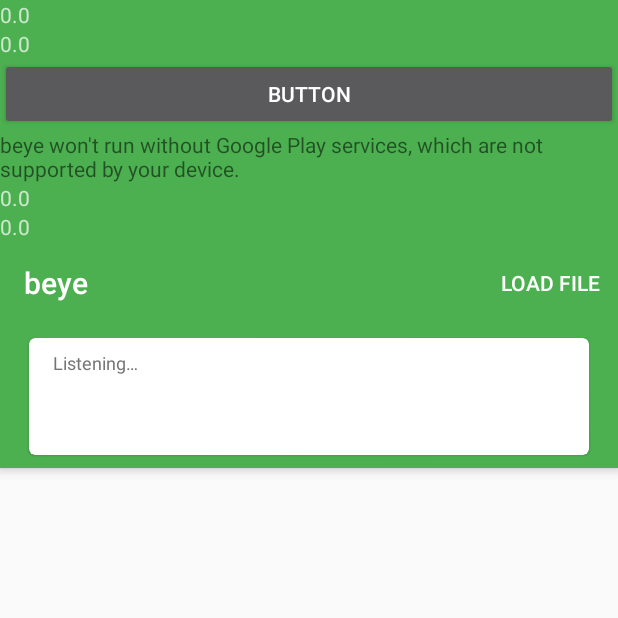
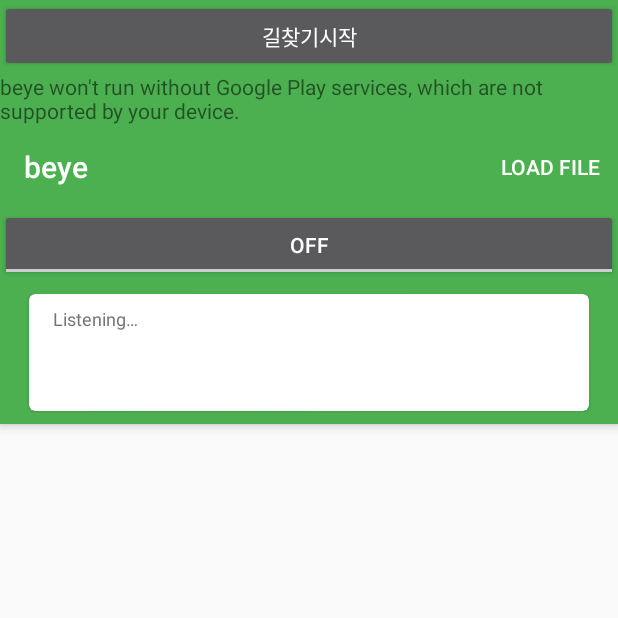
Before and after one commit to ddamddi/beye, an Android app: the screen it shows after launch (MainActivity), after a tap on "LOAD FILE", on a phone screen of 412 x 824 dp, the top half of it. Run offline under Robolectric (Android 15) with nearby library versions, the light colour scheme and no system bars; libraries missing offline, so code that uses them is left out: com.google.auth.oauth2, com.google.cloud.speech, io.grpc, io.grpc.internal, io.grpc.okhttp and 1 more; 2 statements that could not run were skipped; 1 other tap on this screen came first.

Commit message:
Code reformation
Take off findRoute() from main.
Create FindRouter.class

```diff
--- a/Android/speech/Speech/app/src/main/java/com/google/cloud/android/speech/MainActivity.java
+++ b/Android/speech/Speech/app/src/main/java/com/google/cloud/android/speech/MainActivity.java
@@ -18,13 +18,9 @@ package com.google.cloud.android.speech;
 
 import android.Manifest;
 import android.app.AlertDialog;
-import android.app.FragmentManager;
 import android.bluetooth.BluetoothAdapter;
 import android.bluetooth.BluetoothDevice;
 import android.content.ComponentName;
-import android.content.Context;
-
-import android.content.DialogInterface;
 import android.content.Intent;
 import android.content.ServiceConnection;
 import android.content.pm.PackageManager;
@@ -34,7 +30,6 @@ import android.location.Geocoder;
 import android.os.Build;
 import android.os.Bundle;
 import android.os.IBinder;
-import android.speech.tts.TextToSpeech;
 import android.support.annotation.NonNull;
 import android.support.v4.app.ActivityCompat;
 import android.support.v4.content.res.ResourcesCompat;
@@ -49,56 +44,34 @@ import android.view.MenuItem;
 import android.view.View;
 import android.view.ViewGroup;
 import android.widget.Button;
+import android.widget.CompoundButton;
 import android.widget.TextView;
-import android.widget.Toast;
-
+import android.widget.ToggleButton;
 
 import com.google.android.gms.maps.CameraUpdateFactory;
 import com.google.android.gms.maps.GoogleMap;
-import com.google.android.gms.maps.MapFragment;
 import com.google.android.gms.maps.OnMapReadyCallback;
 import com.google.android.gms.maps.SupportMapFragment;
 import com.google.android.gms.maps.model.LatLng;
 import com.google.android.gms.maps.model.MarkerOptions;
-
-import org.json.JSONArray;
-import org.json.JSONException;
-import org.json.JSONObject;
-
-import java.io.BufferedReader;
 import java.io.IOException;
-import java.io.InputStreamReader;
-import java.net.HttpURLConnection;
-import java.net.MalformedURLException;
-import java.net.URL;
 import java.util.ArrayList;
 import java.util.List;
-import java.util.Locale;
 import java.util.Set;
 
 
-public class MainActivity extends AppCompatActivity implements MessageDialogFragment.Listener, OnMapReadyCallback, TextToSpeech.OnInitListener {
-
-    private static final String FRAGMENT_MESSAGE_DIALOG = "message_dialog";
+public class MainActivity extends AppCompatActivity implements MessageDialogFragment.Listener, OnMapReadyCallback {
 
 
-    private static final String STATE_RESULTS = "results";
-
-    private static final int REQUEST_RECORD_AUDIO_PERMISSION = 1;
 
     int mPairedDeviceCount;
     Set<BluetoothDevice> mDevices;
 
-    private TextToSpeech tts;
 
-    private Button btnShowLocation;
-    private TextView txtLatitude;
-    private TextView txtLongitude;
-    private TextView txtLatitude2;
-    private TextView txtLongitude2;
-    private boolean isAccessFineLocation = false;
-    private boolean isAccessCoarseLocation = false;
-    private boolean isPermission = false;
+
+
+
+
     private GpsInfo gps;
     private GoogleMap mMap;
     private Geocoder geocoder;
@@ -107,10 +80,16 @@ public class MainActivity extends AppCompatActivity implements MessageDialogFrag
     private final int PERMISSIONS_ACCESS_FINE_LOCATION = 1000;
     private final int PERMISSIONS_ACCESS_COARSE_LOCATION = 1001;
     private final int REQUEST_ENABLE_BT = 1;
+    private static final String FRAGMENT_MESSAGE_DIALOG = "message_dialog";
+    private static final String STATE_RESULTS = "results";
+    private static final int REQUEST_RECORD_AUDIO_PERMISSION = 1;
+    private boolean isAccessFineLocation = false;
+    private boolean isAccessCoarseLocation = false;
+    private boolean isPermission = false;
 
     private SpeechService mSpeechService;
+    private VoiceRecorder mVoiceRecorder;
 
-    private VoiceRecorder mVoiceRecorder;
     private final VoiceRecorder.Callback mVoiceCallback = new VoiceRecorder.Callback() {
 
         @Override
@@ -137,17 +116,6 @@ public class MainActivity extends AppCompatActivity implements MessageDialogFrag
         }
 
     };
-
-    // Resource caches
-    private int mColorHearing;
-    private int mColorNotHearing;
-
-    // View references
-    private TextView mStatus;
-    private TextView mText;
-    private ResultAdapter mAdapter;
-    private RecyclerView mRecyclerView;
-
     private final ServiceConnection mServiceConnection = new ServiceConnection() {
 
         @Override
@@ -164,11 +132,24 @@ public class MainActivity extends AppCompatActivity implements MessageDialogFrag
 
     };
 
+    // Resource caches
+    private int mColorHearing;
+    private int mColorNotHearing;
+
+    // View references
+    private Button btnShowLocation;
+    private ToggleButton btnVoice;
+    private TextView mStatus;
+    private TextView mText;
+    private ResultAdapter mAdapter;
+    private RecyclerView mRecyclerView;
+
 
     @Override
     protected void onCreate(Bundle savedInstanceState) {
         super.onCreate(savedInstanceState);
         setContentView(R.layout.activity_main);
+
 
         // Obtain the SupportMapFragment and get notified when the map is ready to be used.
         SupportMapFragment mapFragment = (SupportMapFragment) getSupportFragmentManager()
@@ -233,14 +214,7 @@ public class MainActivity extends AppCompatActivity implements MessageDialogFrag
             }
         }
 
-        tts = new TextToSpeech(this, this);
 
-        btnShowLocation = (Button) findViewById(R.id.btn_start);
-        txtLatitude = (TextView) findViewById(R.id.tv_latitude);
-        txtLongitude = (TextView) findViewById(R.id.tv_longitude);
-
-        txtLatitude2 = (TextView) findViewById(R.id.tv_latitude2);
-        txtLongitude2 = (TextView) findViewById(R.id.tv_longitude2);
 
 
         final Resources resources = getResources();
@@ -251,6 +225,8 @@ public class MainActivity extends AppCompatActivity implements MessageDialogFrag
         setSupportActionBar((Toolbar) findViewById(R.id.toolbar));
         mStatus = (TextView) findViewById(R.id.status);
         mText = (TextView) findViewById(R.id.text);
+        btnShowLocation = (Button) findViewById(R.id.btn_start);
+        btnVoice = (ToggleButton) findViewById(R.id.toggleButton);
 
         mRecyclerView = (RecyclerView) findViewById(R.id.recycler_view);
         mRecyclerView.setLayoutManager(new LinearLayoutManager(this));
@@ -258,6 +234,8 @@ public class MainActivity extends AppCompatActivity implements MessageDialogFrag
                 savedInstanceState.getStringArrayList(STATE_RESULTS);
         mAdapter = new ResultAdapter(results);
         mRecyclerView.setAdapter(mAdapter);
+
+
 
         btnShowLocation.setOnClickListener(new View.OnClickListener() {
             public void onClick(View arg0) {
@@ -267,21 +245,22 @@ public class MainActivity extends AppCompatActivity implements MessageDialogFrag
                 double desLatitude;
                 double desLongitude;
 
+                Thread findRouteThread = new FindRouter(getApplicationContext());
+
                 List<Address> addressList = null;
+
                 try {
                     addressList = geocoder.getFromLocationName(destination, 10);
                 } catch (IOException e) {
-                    e.printStackTrace();
+
                 }
                 String[] splitStr = addressList.get(0).toString().split(",");
                 String address = splitStr[0].substring(splitStr[0].indexOf("\"") + 1, splitStr[0].length() - 2);
                 desLatitude = Double.valueOf(splitStr[10].substring(splitStr[10].indexOf("=") + 1));
                 desLongitude = Double.valueOf(splitStr[12].substring(splitStr[12].indexOf("=") + 1));
 
-                txtLatitude2.setText(String.valueOf(desLatitude));
-                txtLongitude2.setText(String.valueOf(desLongitude));
-
-                Toast.makeText(getApplication(), String.valueOf(desLatitude) + String.valueOf(desLongitude), Toast.LENGTH_LONG).show();
+                ((FindRouter)findRouteThread).setDesLatitude(desLatitude);
+                ((FindRouter)findRouteThread).setDesLongitude(desLongitude);
 
                 if (!isPermission) {
                     callPermission();
@@ -293,10 +272,11 @@ public class MainActivity extends AppCompatActivity implements MessageDialogFrag
 
                     startLatitude = gps.getLatitude();
                     startLongitude = gps.getLongitude();
-                    findRoute(startLatitude, startLongitude, desLatitude, desLongitude);
+                    ((FindRouter)findRouteThread).setStartLatitude(startLatitude);
+                    ((FindRouter)findRouteThread).setStartLongitude(startLongitude);
 
-                    txtLatitude.setText(String.valueOf(startLatitude));
-                    txtLongitude.setText(String.valueOf(startLongitude));
+                    findRouteThread.start();
+
 
                 } else {
                     gps.showSettingsAlert();
@@ -318,7 +298,17 @@ public class MainActivity extends AppCompatActivity implements MessageDialogFrag
         // Start listening to voices
         if (ActivityCompat.checkSelfPermission(this, Manifest.permission.RECORD_AUDIO)
                 == PackageManager.PERMISSION_GRANTED) {
-            startVoiceRecorder();
+            btnVoice.setOnCheckedChangeListener(new CompoundButton.OnCheckedChangeListener() {
+                @Override
+                public void onCheckedChanged(CompoundButton buttonView, boolean isChecked) {
+                    if(isChecked == true) {
+                        startVoiceRecorder();
+                    }
+                    else {
+                        stopVoiceRecorder();
+                    }
+                }
+            });
         } else if (ActivityCompat.shouldShowRequestPermissionRationale(this,
                 Manifest.permission.RECORD_AUDIO)) {
             showPermissionMessageDialog();
@@ -353,17 +343,6 @@ public class MainActivity extends AppCompatActivity implements MessageDialogFrag
     public boolean onCreateOptionsMenu(Menu menu) {
         getMenuInflater().inflate(R.menu.main, menu);
         return true;
-    }
-
-    @Override
-    public boolean onOptionsItemSelected(MenuItem item) {
-        switch (item.getItemId()) {
-            case R.id.action_file:
-                mSpeechService.recognizeInputStream(getResources().openRawResource(R.raw.audio));
-                return true;
-            default:
-                return super.onOptionsItemSelected(item);
-        }
     }
 
     private void startVoiceRecorder() {
@@ -437,44 +416,6 @@ public class MainActivity extends AppCompatActivity implements MessageDialogFrag
         geocoder = new Geocoder(this);
     }
 
-    @Override
-    public void onInit(int status) {
-        if (status == TextToSpeech.SUCCESS) {
-
-            // 작업 성공
-
-
-
-            int language = tts.setLanguage(Locale.KOREAN);  // 언어 설정
-
-            if (language == TextToSpeech.LANG_MISSING_DATA
-
-                    || language == TextToSpeech.LANG_NOT_SUPPORTED) {
-
-                // 언어 데이터가 없거나, 지원하지 않는경우
-
-                //btn_speech.setEnabled(false);
-
-                Toast.makeText(this, "지원하지 않는 언어입니다.", Toast.LENGTH_SHORT).show();
-
-            } else {
-
-                // 준비 완료
-
-                //btn_speech.setEnabled(true);
-
-            }
-
-
-
-        } else {
-
-            // 작업 실패
-
-            Toast.makeText(this, "TTS 작업에 실패하였습니다.", Toast.LENGTH_SHORT).show();
-
-        }
-    }
 
     private static class ViewHolder extends RecyclerView.ViewHolder {
 
@@ -576,86 +517,4 @@ public class MainActivity extends AppCompatActivity implements MessageDialogFrag
             isPermission = true;
         }
     }
-
-    private void findRoute(final double startLatitude, final double startLongitude, final double desLatitude, final double desLongitude) {
-
-        Thread thread = new Thread() {
-            @Override
-            public void run() {
-                HttpURLConnection conn = null;
-
-                try {
-                    URL url = new URL("https://api2.sktelecom.com/tmap/routes/pedestrian?version=1" +
-                            "&format=json" +
-                            "&appKey=46517717-fc78-4a30-b3ec-72635f6a8119" +
-                            "&startX=" +
-                            startLongitude +
-                            "&startY=" +
-                            startLatitude +
-                            "&angle=1" +
-                            "&speed=3" +
-                            "&endPoiId=334852" +
-                            "&endRpFlag=8" +
-                            "&endX=" +
-                            desLongitude +
-                            "&endY=" +
-                            desLatitude +
-//                            "&passList=126.98506595175428,37.56674182109044,334857,16" +
-                            "&reqCoordType=WGS84GEO" +
-                            "&gpsTime=15000" +
-                            "&startName=%EC%B6%9C%EB%B0%9C" +
-                            "&endName=%EB%B3%B8%EC%82%AC" +
-                            "&searchOption=0" +
-                            "&resCoordType=WGS84GEO");
-
-                    conn = (HttpURLConnection) url.openConnection();
-                    conn.setRequestMethod("POST");
-                    conn.setDoInput(true);
-                    conn.setDoOutput(true);
-                    conn.setConnectTimeout(60);
-
-                    BufferedReader br = new BufferedReader(new InputStreamReader(conn.getInputStream(), "UTF-8"));
-                    StringBuilder sb = new StringBuilder();
-                    String line = null;
-                    while ((line = br.readLine()) != null) {
-                        if (sb.length() > 0) {
-                            sb.append("\n");
-                        }
-                        sb.append(line);
-                    }
-
-                    JSONObject jAr = new JSONObject(sb.toString());
-                    JSONArray features = jAr.getJSONArray("features");
-
-
-                    String ttsText = null;
-
-
-                    for (int i = 0; i < features.length(); i++) {
-                        JSONObject test = features.getJSONObject(i);
-                        JSONObject properties = test.getJSONObject("properties");
-                        if(i == 0) {
-                            ttsText  = properties.getString("description");
-                        }
-                        System.out.println(properties.getString("description"));
-                    }
-
-                    tts.setPitch((float) 0.1);
-                    tts.setSpeechRate((float) 1.0);
-                    tts.speak(ttsText, TextToSpeech.QUEUE_FLUSH, null);
-
-
-                } catch (MalformedURLException e) {
-                    e.printStackTrace();
-                } catch (IOException e) {
-                    e.printStackTrace();
-                } catch (JSONException e) {
-                    e.printStackTrace();
-                }
-            }
-        };
-        thread.start();
-    }
-
-
 }
--- a/Android/speech/Speech/app/src/main/res/layout/activity_main.xml
+++ b/Android/speech/Speech/app/src/main/res/layout/activity_main.xml
@@ -31,23 +31,11 @@
         android:theme="@style/ThemeOverlay.AppCompat.Dark">
 
 
-        <TextView
-            android:id="@+id/tv_longitude"
-            android:layout_width="match_parent"
-            android:layout_height="wrap_content"
-            android:text="TextView" />
-
-        <TextView
-            android:id="@+id/tv_latitude"
-            android:layout_width="match_parent"
-            android:layout_height="wrap_content"
-            android:text="TextView" />
-
         <Button
             android:id="@+id/btn_start"
             android:layout_width="match_parent"
             android:layout_height="wrap_content"
-            android:text="Button" />
+            android:text="길찾기시작" />
 
         <fragment
             android:id="@+id/map"
@@ -55,18 +43,6 @@
             android:layout_height="match_parent"
             class="com.google.android.gms.maps.SupportMapFragment" />
 
-
-        <TextView
-            android:id="@+id/tv_longitude2"
-            android:layout_width="match_parent"
-            android:layout_height="wrap_content"
-            android:text="TextView" />
-
-        <TextView
-            android:id="@+id/tv_latitude2"
-            android:layout_width="match_parent"
-            android:layout_height="wrap_content"
-            android:text="TextView" />
 
         <android.support.v7.widget.Toolbar
             android:id="@+id/toolbar"
@@ -77,6 +53,11 @@
             android:paddingRight="32dp" />
 
 
+        <ToggleButton
+            android:id="@+id/toggleButton"
+            android:layout_width="match_parent"
+            android:layout_height="wrap_content"
+            android:text="ToggleButton" />
 
         <include layout="@layout/item_result" />
 
```
Also changed, not shown: Android/speech/Speech/app/src/main/java/com/google/cloud/android/speech/FindRouter.java (added, +153 -0 lines).
